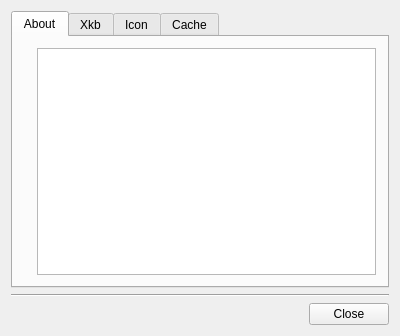
This is mainsettings.ui in AndreyBarmaley/qxkb5 as Qt 5 draws it before an edit. The edited form follows.
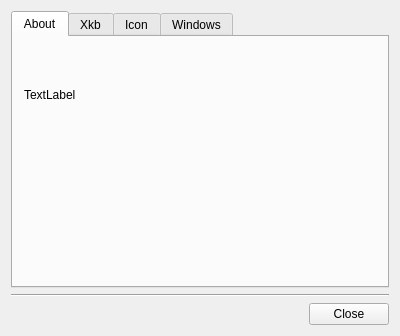
This is the edited form. The open tabs and pages were chosen to show the change.

Patch:
```diff
--- a/mainsettings.ui
+++ b/mainsettings.ui
@@ -23,11 +23,11 @@
       <attribute name="title">
        <string>About</string>
       </attribute>
-      <layout class="QHBoxLayout" name="horizontalLayout_2">
+      <layout class="QVBoxLayout" name="verticalLayout_6">
        <item>
-        <widget class="QLabel" name="aboutIcon">
+        <widget class="QLabel" name="aboutInfo">
          <property name="enabled">
-          <bool>false</bool>
+          <bool>true</bool>
          </property>
          <property name="text">
           <string/>
@@ -35,15 +35,38 @@
         </widget>
        </item>
        <item>
-        <widget class="QPlainTextEdit" name="aboutInfo">
-         <property name="enabled">
-          <bool>true</bool>
+        <spacer name="horizontalSpacer_5">
+         <property name="orientation">
+          <enum>Qt::Horizontal</enum>
          </property>
-         <property name="readOnly">
-          <bool>true</bool>
+         <property name="sizeHint" stdset="0">
+          <size>
+           <width>40</width>
+           <height>20</height>
+          </size>
+         </property>
+        </spacer>
+       </item>
+       <item>
+        <widget class="QLabel" name="systemInfo">
+         <property name="text">
+          <string>TextLabel</string>
          </property>
         </widget>
        </item>
+       <item>
+        <spacer name="verticalSpacer_3">
+         <property name="orientation">
+          <enum>Qt::Vertical</enum>
+         </property>
+         <property name="sizeHint" stdset="0">
+          <size>
+           <width>20</width>
+           <height>40</height>
+          </size>
+         </property>
+        </spacer>
+       </item>
       </layout>
      </widget>
      <widget class="QWidget" name="tabXkb">
@@ -51,27 +74,6 @@
        <string>Xkb</string>
       </attribute>
       <layout class="QVBoxLayout" name="verticalLayout_2">
-       <item>
-        <widget class="QLabel" name="labelSystem">
-         <property name="text">
-          <string>system info:</string>
-         </property>
-        </widget>
-       </item>
-       <item>
-        <widget class="QLabel" name="systemInfo">
-         <property name="text">
-          <string>info</string>
-         </property>
-        </widget>
-       </item>
-       <item>
-        <widget class="Line" name="line_3">
-         <property name="orientation">
-          <enum>Qt::Horizontal</enum>
-         </property>
-        </widget>
-       </item>
        <item>
         <widget class="QCheckBox" name="checkBoxSound">
          <property name="text">
@@ -385,7 +387,7 @@
      </widget>
      <widget class="QWidget" name="tabCache">
       <attribute name="title">
-       <string>Cache</string>
+       <string>Windows</string>
       </attribute>
       <layout class="QVBoxLayout" name="verticalLayout_3">
        <item>
```
Left out of the diff: 9 changed lines with no effect on the pictures.
